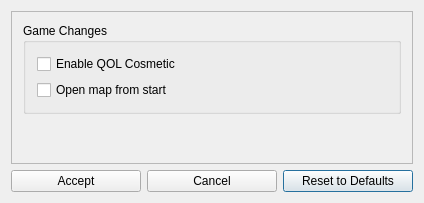
The window that randovania/gui/ui_files/prime_cosmetic_patches_dialog.ui (randovania/randovania) describes before a commit, drawn with Qt 5.
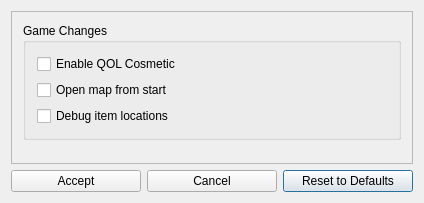
The same window after the commit.

Commit message: Add debug locations to gui

What changed in the file:
```diff
--- a/randovania/gui/ui_files/prime_cosmetic_patches_dialog.ui
+++ b/randovania/gui/ui_files/prime_cosmetic_patches_dialog.ui
@@ -70,6 +70,13 @@
             </property>
            </widget>
           </item>
+          <item>
+           <widget class="QCheckBox" name="debug_locations_check">
+            <property name="text">
+             <string>Debug item locations</string>
+            </property>
+           </widget>
+          </item>
          </layout>
         </widget>
        </item>
```
The commit also changes 1 other file.
